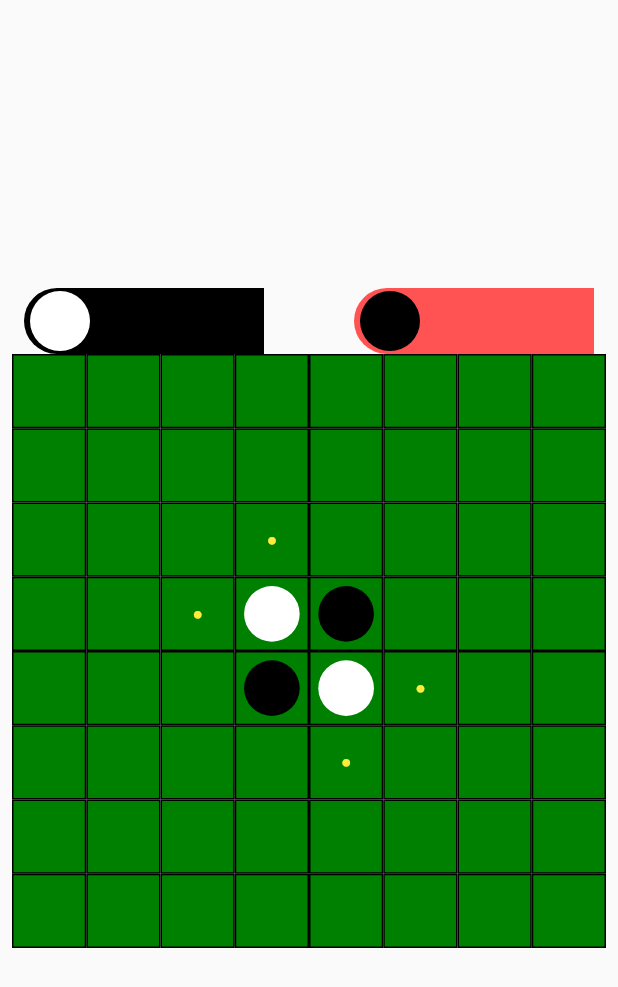
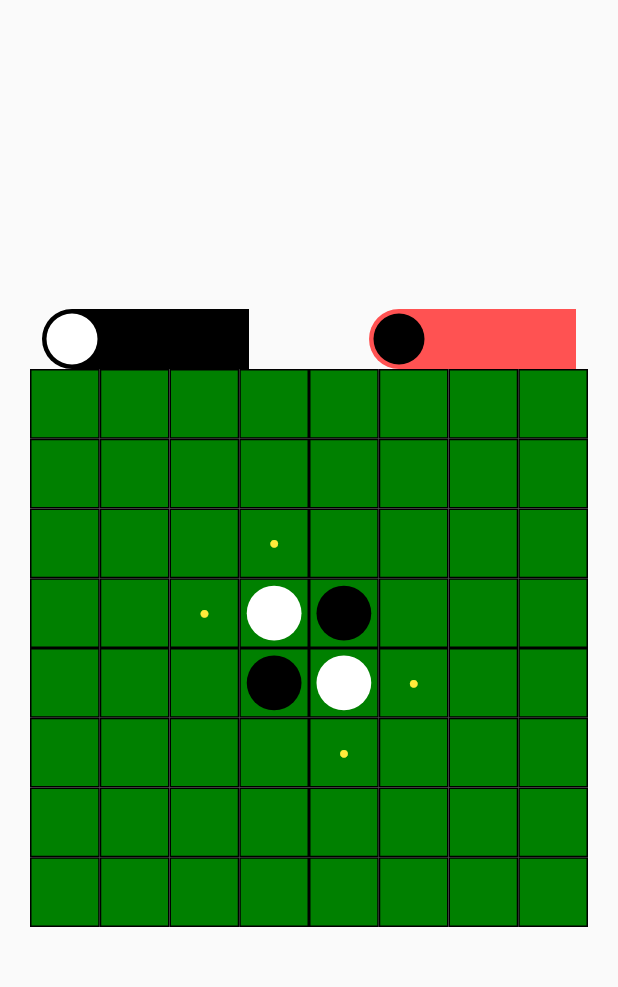
Before and after one commit to YukiMaitani/othello, a Flutter app: the screen it shows after launch, on a phone screen of 412 x 824 dp. Shown: the top 987 px of the screen. Run offline on Flutter 3.47's test engine with Material 2 defaults, Android fonts, the phone set to English and light mode, and no system bars; our stand-ins replace freezed_annotation, hooks_riverpod.

Commit message:
baseWidthを削除

```diff
--- a/lib/pages/game/game_page.dart
+++ b/lib/pages/game/game_page.dart
@@ -12,7 +12,7 @@ class GamePage extends HookConsumerWidget {
   Widget build(BuildContext context, WidgetRef ref) {
     return Scaffold(
       body: Padding(
-        padding: const EdgeInsets.all(8.0),
+        padding: const EdgeInsets.all(20.0),
         child: _buildBody(),
       ),
     );
@@ -48,17 +48,13 @@ class GamePage extends HookConsumerWidget {
     return HookConsumer(builder: (context, ref, child) {
       final isPossiblePlaceDisk = ref.watch(
           gameProvider.select((value) => value.isPossiblePlaceDisk(disk)));
-      final baseWidth = MediaQuery.of(context).size.width * 0.9;
-      final squareWidth = baseWidth / 8;
       return GestureDetector(
         child: Container(
-          width: squareWidth,
-          height: squareWidth,
           decoration: BoxDecoration(
               color: const Color(0xFF008000),
               border: Border.all(color: Colors.black)),
           child: Center(
-            child: _buildDisk(squareWidth, disk, isPossiblePlaceDisk),
+            child: _buildDisk(disk, isPossiblePlaceDisk),
           ),
         ),
         onTap: () {
@@ -70,8 +66,7 @@ class GamePage extends HookConsumerWidget {
     });
   }
 
-  Widget _buildDisk(double squareWidth, Disk disk, bool isPossiblePlaceDisk) {
-    final diskWidth = squareWidth * 0.8;
+  Widget _buildDisk(Disk disk, bool isPossiblePlaceDisk) {
     final Color diskColor;
     switch (disk.diskType) {
       case DiskType.none:
@@ -90,8 +85,7 @@ class GamePage extends HookConsumerWidget {
         break;
     }
     return Container(
-      width: diskWidth,
-      height: diskWidth,
+      margin: const EdgeInsets.all(4),
       decoration: BoxDecoration(
           color: diskColor, borderRadius: BorderRadius.circular(50)),
     );
@@ -103,8 +97,11 @@ class GamePage extends HookConsumerWidget {
       child: Row(
         mainAxisAlignment: MainAxisAlignment.spaceBetween,
         children: [
-          _buildPlayerInformation(Turn.white),
-          _buildPlayerInformation(Turn.black)
+          Expanded(child: _buildPlayerInformation(Turn.white)),
+          const SizedBox(
+            width: 80,
+          ),
+          Expanded(child: _buildPlayerInformation(Turn.black))
         ],
       ),
     );
@@ -114,22 +111,19 @@ class GamePage extends HookConsumerWidget {
     return HookConsumer(builder: (context, ref, child) {
       final isTurnPlayer =
           ref.watch(gameProvider.select((value) => value.turn)) == player;
-      const double baseWidth = 40;
       return Container(
-        width: baseWidth * 4,
-        height: baseWidth + 4,
+        height: 40,
         decoration: BoxDecoration(
           color: isTurnPlayer ? Colors.redAccent : player.reverseColor,
           borderRadius: const BorderRadius.only(
               topLeft: Radius.circular(50), bottomLeft: Radius.circular(50)),
         ),
-        child: Padding(
-          padding: const EdgeInsets.symmetric(horizontal: 4.0),
-          child: Align(
-            alignment: Alignment.centerLeft,
+        child: Align(
+          alignment: Alignment.centerLeft,
+          child: AspectRatio(
+            aspectRatio: 1,
             child: Container(
-              width: baseWidth,
-              height: baseWidth,
+              margin: const EdgeInsets.all(3),
               decoration: BoxDecoration(
                   borderRadius: BorderRadius.circular(50), color: player.color),
             ),
```
